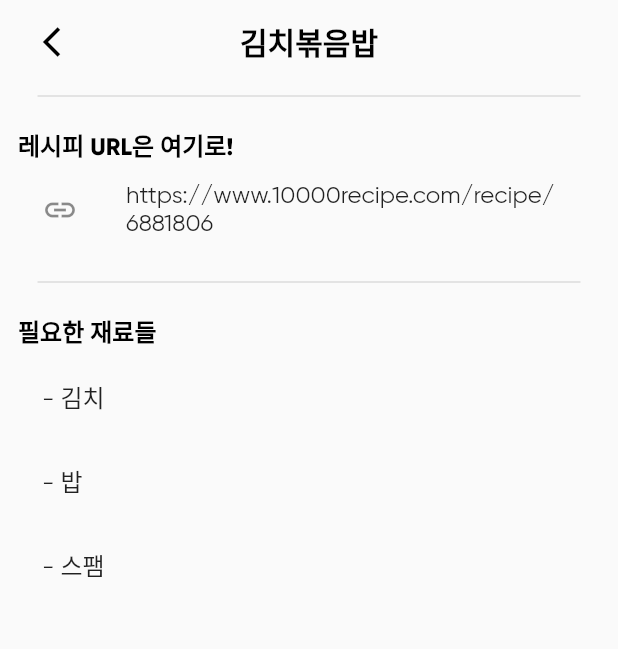
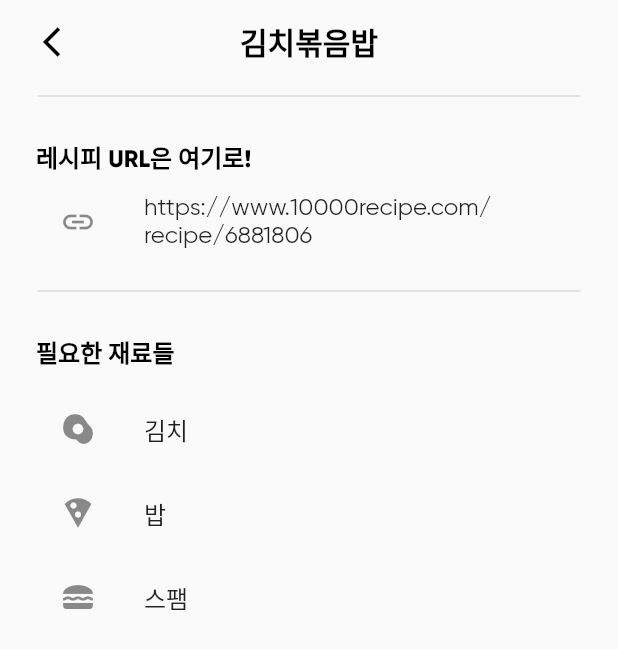
Before and after one commit to coitloz88/Empty-Refrigerator, a Flutter app: the RecipeDetailScreen screen opened directly with sample values from the repository, on a phone screen of 412 x 824 dp. Shown: the top 649 px of the screen. Run offline on Flutter 3.47's test engine with Material 2 defaults, Android fonts, the phone set to English and light mode, and no system bars; our stand-ins replace flutter_svg, image_picker.

Commit message:
chore: UI 패딩 수정

```diff
--- a/lib/screens/recipe/recipe_detail_screen.dart
+++ b/lib/screens/recipe/recipe_detail_screen.dart
@@ -75,7 +75,7 @@ class _RecipeDetailScreenState extends State<RecipeDetailScreen> {
 
   Widget getUrlWidget(String url) {
     return Padding(
-        padding: EdgeInsets.all(12),
+        padding: EdgeInsets.fromLTRB(24, 20, 24, 10),
         child: Column(
             mainAxisSize: MainAxisSize.min,
             crossAxisAlignment: CrossAxisAlignment.start,
@@ -90,18 +90,31 @@ class _RecipeDetailScreenState extends State<RecipeDetailScreen> {
   }
 
   Widget getIngredientsWrapper(List<IngredientItem> items) {
+    final List<IconData> iconDatas = [
+      Icons.egg_alt,
+      Icons.local_pizza,
+      Icons.lunch_dining,
+      Icons.icecream,
+      Icons.breakfast_dining_outlined,
+      Icons.bento
+    ];
+
     return Padding(
-        padding: EdgeInsets.all(12),
+        padding: EdgeInsets.fromLTRB(24, 20, 24, 10),
         child: Column(
             mainAxisSize: MainAxisSize.min,
             crossAxisAlignment: CrossAxisAlignment.start,
             children: [
               AppText(
                   text: "필요한 재료들", fontWeight: FontWeight.w600, fontSize: 16),
-              SizedBox(height: 4),
+              SizedBox(height: 12),
               Column(
-                children: items.map((item) {
-                  return ListTile(title: Text('- ' + item.name));
+                children: items.asMap().entries.map<Widget>((e) {
+                  int index = e.key;
+                  IngredientItem item = e.value;
+                  return ListTile(
+                      leading: Icon(iconDatas[index % iconDatas.length]),
+                      title: Text(item.name));
                 }).toList(),
               )
             ]));
```
